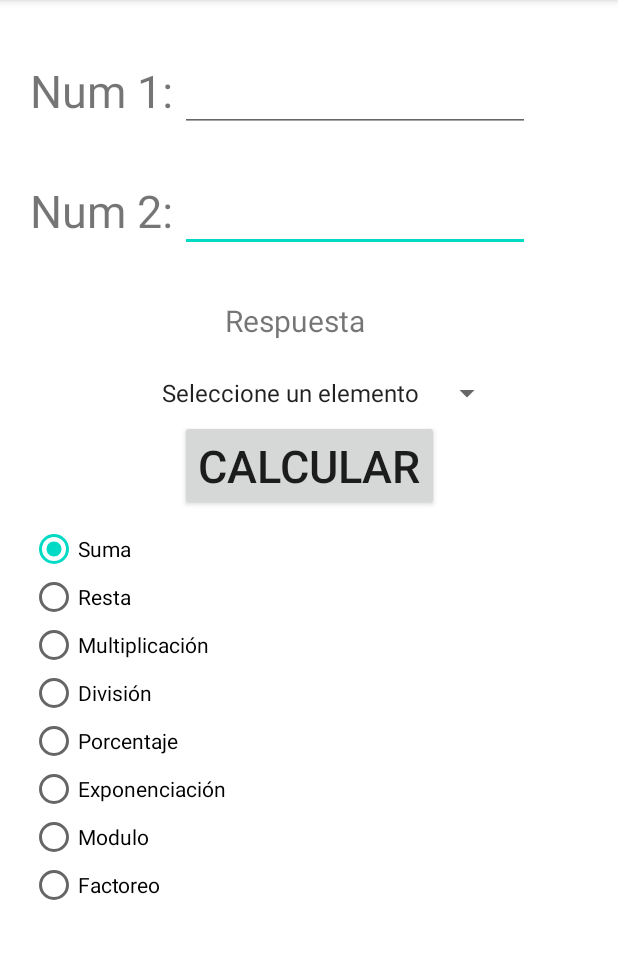
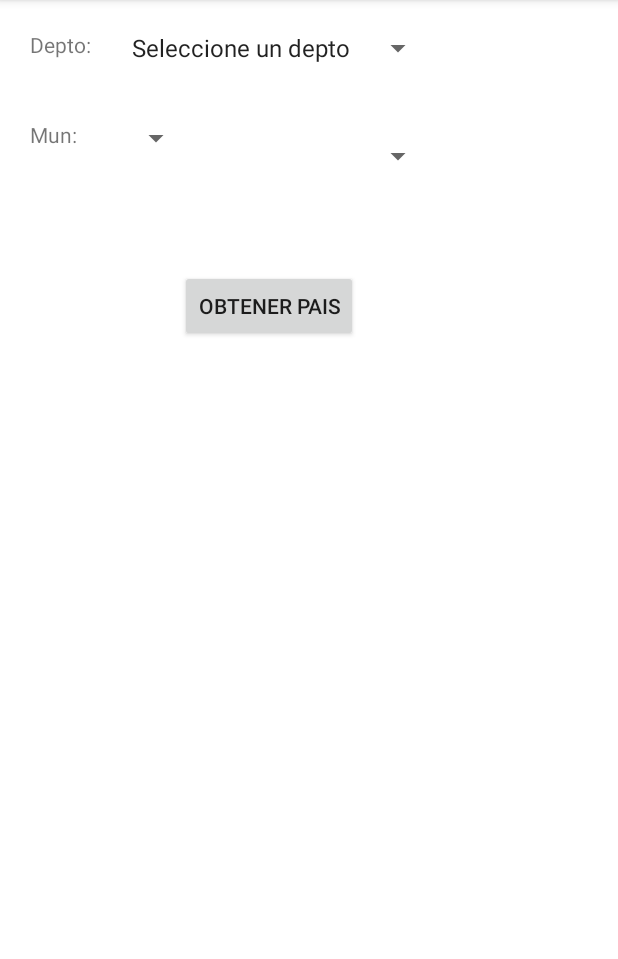
Before and after one commit to Hyung97/ControlesBasicos, an Android app: the screen it shows after launch (MainActivity), on a phone screen of 412 x 824 dp, the part 84-1043 px from its top. Run offline under Robolectric (Android 15) with nearby library versions, the phone set to English and light mode, and no system bars.

Commit message:
Trabajando con los tabhost

```diff
--- a/app/src/main/AndroidManifest.xml
+++ b/app/src/main/AndroidManifest.xml
@@ -9,6 +9,7 @@
         android:roundIcon="@mipmap/ic_launcher_round"
         android:supportsRtl="true"
         android:theme="@style/AppTheme">
+        <activity android:name=".dirreciones_paises"></activity>
         <activity android:name=".MainActivity">
             <intent-filter>
                 <action android:name="android.intent.action.MAIN" />
--- /dev/null
+++ b/app/src/main/java/steph/rs/controlesbasicos/dirrecciones_paises.java
@@ -0,0 +1,20 @@
+package steph.rs.controlesbasicos;
+
+public class dirrecciones_paises {
+    String [][] mun = {
+            {"Seleccione un depto"},
+            {"Usulutan","Santa Maria", "Santa Elena", "Jiquilisco"},
+            {"El Transito", "San Jorge", "San Rafael"},
+            {"SRL","La Union","Anamoros","El Carmen"},
+            {""}
+    };
+    String[] paises = {"Guatemala","Honduras","El Salvador","Nicaragua","Costa Rica"};
+
+    String[] obtenerMunicipio(int posicion){
+        return mun[posicion];
+    }
+    String[] obtenerPaises(){
+        return paises;
+    }
+
+}
--- a/app/src/main/res/layout/activity_main.xml
+++ b/app/src/main/res/layout/activity_main.xml
@@ -7,128 +7,89 @@
     android:background="@android:color/background_light"
     tools:context=".MainActivity">
 
+    <TabHost
+        android:id="@+id/tbhDirecciones"
+        android:layout_width="match_parent"
+        android:layout_height="match_parent">
+
+        <LinearLayout
+            android:layout_width="match_parent"
+            android:layout_height="match_parent"
+            android:orientation="vertical">
+
+            <TabWidget
+                android:id="@android:id/tabs"
+                android:layout_width="match_parent"
+                android:layout_height="wrap_content" />
+
+            <FrameLayout
+                android:id="@android:id/tabcontent"
+                android:layout_width="match_parent"
+                android:layout_height="match_parent">
+
+                <RelativeLayout
+                    android:id="@+id/tabPais"
+                    android:layout_width="match_parent"
+                    android:layout_height="match_parent"
+                    android:orientation="vertical">
+
+                    <Spinner
+                        android:id="@+id/spnPaises"
+                        android:layout_marginTop="80dp"
+                        android:layout_marginLeft="80dp"
+                        android:layout_width="wrap_content"
+                        android:layout_height="wrap_content"/>
                     <Button
-        android:id="@+id/btnCalcular"
-        android:layout_width="wrap_content"
-        android:layout_height="wrap_content"
-        android:layout_marginStart="120dp"
-        android:layout_marginLeft="120dp"
-        android:layout_marginTop="280dp"
-        android:clickable="true"
-        android:onClick="calcular"
-        android:text="calcular"
-        android:textSize="30sp" />
-
-    <EditText
-        android:id="@+id/txtNum2"
+                        android:id="@+id/btnObtenerPais"
                         android:layout_width="wrap_content"
                         android:layout_height="wrap_content"
                         android:layout_marginLeft="120dp"
-        android:layout_marginTop="120dp"
-        android:ems="10"
-        android:inputType="numberDecimal"
-        android:textSize="20sp" />
+                        android:layout_marginTop="180dp"
+                        android:text="Obtener Pais"/>
+                </RelativeLayout>
 
-    <EditText
-        android:id="@+id/txtNum1"
+                <RelativeLayout
+                    android:id="@+id/tabDireccion"
+                    android:layout_width="match_parent"
+                    android:layout_height="match_parent"
+                    android:orientation="vertical">
+
+                    <TextView
+                        android:id="@+id/lblDepto"
                         android:layout_width="wrap_content"
                         android:layout_height="wrap_content"
-        android:layout_marginLeft="120dp"
-        android:layout_marginTop="40dp"
-        android:ems="10"
-        android:inputType="numberDecimal"
-        android:textSize="20sp" />
+                        android:layout_marginTop="20dp"
+                        android:layout_marginLeft="20dp"
+                        android:text="Depto:"
+                        />
 
-    <RadioGroup
-        android:id="@+id/optOperaciones"
+                    <TextView
+                        android:id="@+id/lblMun"
                         android:layout_width="wrap_content"
                         android:layout_height="wrap_content"
+                        android:layout_marginTop="80dp"
                         android:layout_marginLeft="20dp"
-        android:layout_marginTop="350dp">
-
-        <RadioButton
-            android:id="@+id/optSuma"
-            android:layout_width="match_parent"
-            android:layout_height="wrap_content"
-            android:checked="true"
-            android:text="Suma" />
-
-        <RadioButton
-            android:id="@+id/optResta"
-            android:layout_width="match_parent"
-            android:layout_height="wrap_content"
-            android:text="Resta" />
-
-        <RadioButton
-            android:id="@+id/optMultiplicacion"
-            android:layout_width="match_parent"
-            android:layout_height="wrap_content"
-            android:text="Multiplicación" />
-
-        <RadioButton
-            android:id="@+id/optDivision"
-            android:layout_width="match_parent"
-            android:layout_height="wrap_content"
-            android:text="División" />
-
-        <RadioButton
-            android:id="@+id/optPorcentaje"
-            android:layout_width="match_parent"
-            android:layout_height="wrap_content"
-            android:text="Porcentaje" />
-
-        <RadioButton
-            android:id="@+id/optExponenciacion"
-            android:layout_width="match_parent"
-            android:layout_height="wrap_content"
-            android:text="Exponenciación" />
-
-        <RadioButton
-            android:id="@+id/optModulo"
-            android:layout_width="match_parent"
-            android:layout_height="wrap_content"
-            android:text="Modulo" />
-
-        <RadioButton
-            android:id="@+id/optFactoreo"
-            android:layout_width="match_parent"
-            android:layout_height="wrap_content"
-            android:text="Factoreo" />
-    </RadioGroup>
+                        android:text="Mun:"
+                        />
 
                     <Spinner
-        android:id="@+id/cboOperaciones"
+                        android:id="@+id/spnDepto"
                         android:layout_width="wrap_content"
                         android:layout_height="wrap_content"
-        android:layout_marginLeft="100dp"
-        android:layout_marginTop="250dp"
-        android:entries="@array/operaciones" />
-
-    <TextView
-        android:id="@+id/lblNum2"
+                        android:layout_marginTop="20dp"
+                        android:layout_marginLeft="80dp"
+                        android:entries="@array/deptos"
+                        />
+                    <Spinner
+                        android:id="@+id/spnMun"
                         android:layout_width="wrap_content"
                         android:layout_height="wrap_content"
-        android:layout_marginLeft="20dp"
-        android:layout_marginTop="120dp"
-        android:text="Num 2:"
-        android:textSize="30sp" />
+                        android:layout_marginTop="80dp"
+                        android:layout_marginLeft="80dp" />
+                </RelativeLayout>
 
-    <TextView
-        android:id="@+id/lblNum1"
-        android:layout_width="wrap_content"
-        android:layout_height="wrap_content"
-        android:layout_marginLeft="20dp"
-        android:layout_marginTop="40dp"
-        android:text="Num 1:"
-        android:textSize="30sp" />
-
-    <TextView
-        android:id="@+id/lblRespuesta"
-        android:layout_width="wrap_content"
-        android:layout_height="wrap_content"
-        android:layout_marginLeft="150dp"
-        android:layout_marginTop="200dp"
-        android:text="Respuesta"
-        android:textSize="20sp" />
+            </FrameLayout>
+        </LinearLayout>
+    </TabHost>
 
 </RelativeLayout>
--- a/app/src/main/res/values/strings.xml
+++ b/app/src/main/res/values/strings.xml
@@ -1,14 +1,10 @@
 <resources>
     <string name="app_name">ControlesBasicos</string>
-    <string-array name= "operaciones">
-        <item>Seleccione un elemento</item>
-        <item>Suma</item>
-        <item>Resta</item>
-        <item>Multiplicación</item>
-        <item>División</item>
-        <item>Porcentaje</item>
-        <item>Exponenciación</item>
-        <item>Modulo</item>
-        <item>Factoreo</item>
+    <string-array name="deptos">
+        <item>Seleccione un depto</item>
+        <item>Usulutan</item>
+        <item>San Miguel</item>
+        <item>La Union</item>
+        <item>Morazan</item>
     </string-array>
 </resources>
```
Also changed, not shown: app/src/main/java/steph/rs/controlesbasicos/MainActivity.java (+39 -77 lines), app/src/main/res/layout/activity_dirrecciones_paises.xml (added, +9 -0 lines), app/src/main/res/layout/activity_dirreciones_paises.xml (added, +9 -0 lines). Lines whose indentation alone changed are shown as unchanged.
